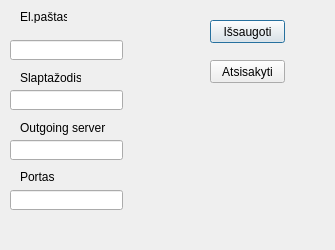
Qt form el_pasto_nustatymo_langas.ui (Evaldas256/K-botas) before a commit.
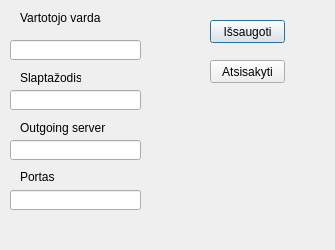
The same form after that commit.

The edit to the form file:
```diff
--- a/el_pasto_nustatymo_langas.ui
+++ b/el_pasto_nustatymo_langas.ui
@@ -18,12 +18,12 @@
     <rect>
      <x>20</x>
      <y>10</y>
-     <width>47</width>
-     <height>13</height>
+     <width>81</width>
+     <height>16</height>
     </rect>
    </property>
    <property name="text">
-    <string>El.paštas</string>
+    <string>Vartotojo vardas</string>
    </property>
   </widget>
   <widget class="QLineEdit" name="email_lineEdit">
@@ -31,7 +31,7 @@
     <rect>
      <x>10</x>
      <y>40</y>
-     <width>113</width>
+     <width>131</width>
      <height>20</height>
     </rect>
    </property>
@@ -54,7 +54,7 @@
     <rect>
      <x>10</x>
      <y>90</y>
-     <width>113</width>
+     <width>131</width>
      <height>20</height>
     </rect>
    </property>
@@ -103,7 +103,7 @@
     <rect>
      <x>10</x>
      <y>190</y>
-     <width>113</width>
+     <width>131</width>
      <height>20</height>
     </rect>
    </property>
@@ -126,7 +126,7 @@
     <rect>
      <x>10</x>
      <y>140</y>
-     <width>113</width>
+     <width>131</width>
      <height>20</height>
     </rect>
    </property>
```
Left out of the diff: 5 changed lines with no effect on the pictures.
